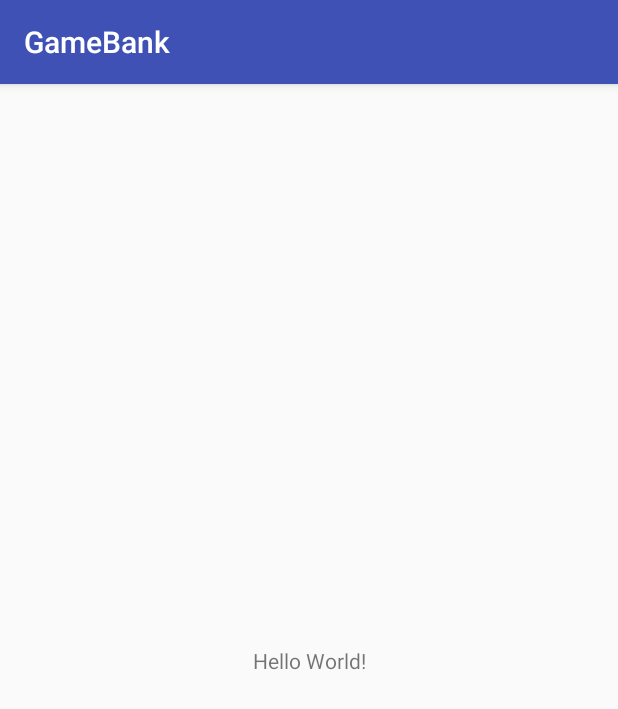
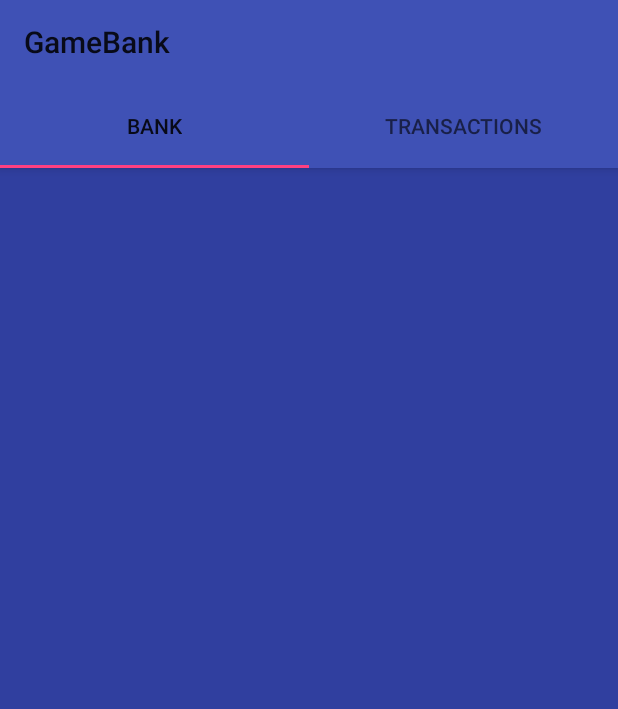
Before and after one commit to Codernauti/GameBank, an Android app: the screen it shows after launch (MainActivity before the commit, DashboardActivity after it), on a phone screen of 412 x 824 dp. Shown: the top 709 px of the screen. Run offline under Robolectric (Android 15) with nearby library versions, the phone set to English and light mode, and no system bars.

Commit message:
add base structure

```diff
--- a/app/build.gradle
+++ b/app/build.gradle
@@ -25,4 +25,6 @@ dependencies {
     testImplementation 'junit:junit:4.12'
     androidTestImplementation 'com.android.support.test:runner:1.0.1'
     androidTestImplementation 'com.android.support.test.espresso:espresso-core:3.0.1'
+
+    compile 'com.android.support:design:26.1.0'
 }
--- a/app/src/main/AndroidManifest.xml
+++ b/app/src/main/AndroidManifest.xml
@@ -9,6 +9,7 @@
         android:roundIcon="@mipmap/ic_launcher_round"
         android:supportsRtl="true"
         android:theme="@style/AppTheme">
+
         <activity android:name=".MainActivity">
             <intent-filter>
                 <action android:name="android.intent.action.MAIN" />
@@ -16,6 +17,13 @@
                 <category android:name="android.intent.category.LAUNCHER" />
             </intent-filter>
         </activity>
+
+        <activity android:name=".DashboardActivity"
+            android:parentActivityName=".MainActivity"
+            android:theme="@style/AppTheme">
+        </activity>
+
+
     </application>
 
 </manifest>
--- /dev/null
+++ b/app/src/main/java/com/codernauti/gamebank/BankFragment.java
@@ -0,0 +1,29 @@
+package com.codernauti.gamebank;
+
+import android.os.Bundle;
+import android.support.v4.app.Fragment;
+import android.view.LayoutInflater;
+import android.view.View;
+import android.view.ViewGroup;
+
+public class BankFragment extends Fragment {
+
+    private static final String TAG = "BankFragment";
+
+    @Override
+    public void onCreate(Bundle savedInstanceState) {
+        super.onCreate(savedInstanceState);
+    }
+
+
+    @Override
+    public View onCreateView(LayoutInflater inflater, ViewGroup container,
+                             Bundle savedInstanceState) {
+
+        final ViewGroup root = (ViewGroup) inflater.inflate(R.layout.bank_fragment, container, false);
+
+        return root;
+    }
+
+
+}
--- /dev/null
+++ b/app/src/main/java/com/codernauti/gamebank/DashboardActivity.java
@@ -0,0 +1,45 @@
+package com.codernauti.gamebank;
+
+import android.content.Context;
+import android.os.Bundle;
+import android.support.design.widget.TabLayout;
+import android.support.v4.view.ViewPager;
+import android.support.v7.app.AppCompatActivity;
+import android.support.v7.widget.Toolbar;
+
+public class DashboardActivity extends AppCompatActivity {
+
+    private static final String TAG = "DashboardActivity";
+
+    private ViewPager mViewPager;
+    private DashboardPagerAdapter mAdapter;
+    private Context mContext;
+    private TabLayout tabLayout;
+
+    @Override
+    protected void onCreate(Bundle savedInstanceState) {
+        super.onCreate(savedInstanceState);
+        setContentView(R.layout.dashboard_activity);
+
+        mContext = getApplicationContext();
+
+        Toolbar myToolbar = (Toolbar) findViewById(R.id.dashboard_toolbar);
+        setSupportActionBar(myToolbar);
+
+        mAdapter = new DashboardPagerAdapter(getSupportFragmentManager(), mContext);
+
+        mViewPager = (ViewPager) findViewById(R.id.dashboard_pager);
+        mViewPager.setAdapter(mAdapter);
+
+        setupTopTabber();
+    }
+
+    private void setupTopTabber() {
+        // Give the TabLayout the ViewPager
+        tabLayout = (TabLayout) findViewById(R.id.sliding_tabs);
+        tabLayout.setupWithViewPager(mViewPager);
+
+        // Show HomePage first
+        mViewPager.setCurrentItem(DashboardPagerAdapter.BANK_TAB);
+    }
+}
--- /dev/null
+++ b/app/src/main/java/com/codernauti/gamebank/DashboardPagerAdapter.java
@@ -0,0 +1,49 @@
+package com.codernauti.gamebank;
+
+import android.content.Context;
+import android.support.v4.app.Fragment;
+import android.support.v4.app.FragmentManager;
+import android.support.v4.app.FragmentPagerAdapter;
+
+public class DashboardPagerAdapter extends FragmentPagerAdapter {
+
+    private final static int NUM_TAB = 2;
+
+    final static int BANK_TAB = 0;
+    final static int TRANS_TAB = 1;
+
+    // For getString From Resource
+    private final Context mContext;
+
+    DashboardPagerAdapter(FragmentManager fm, Context context) {
+        super(fm);
+        mContext = context;
+    }
+
+    @Override
+    public Fragment getItem(int position) {
+        switch (position){
+            case BANK_TAB:
+                return new BankFragment();
+            case TRANS_TAB:
+                return new TransactionsFragment();
+        }
+        return null;
+    }
+
+    @Override
+    public int getCount() {
+        return NUM_TAB;
+    }
+
+    @Override
+    public CharSequence getPageTitle(int position) {
+        switch (position){
+            case BANK_TAB:
+                return mContext.getString(R.string.bank_tab_title);
+            case TRANS_TAB:
+                return mContext.getString(R.string.trans_tab_title);
+        }
+        return null;
+    }
+}
--- a/app/src/main/java/com/codernauti/gamebank/MainActivity.java
+++ b/app/src/main/java/com/codernauti/gamebank/MainActivity.java
@@ -1,7 +1,8 @@
 package com.codernauti.gamebank;
 
+import android.content.Intent;
+import android.os.Bundle;
 import android.support.v7.app.AppCompatActivity;
-import android.os.Bundle;
 
 public class MainActivity extends AppCompatActivity {
 
@@ -10,6 +11,6 @@ public class MainActivity extends AppCompatActivity {
         super.onCreate(savedInstanceState);
         setContentView(R.layout.activity_main);
 
-
+        startActivity(new Intent(this, DashboardActivity.class));
     }
 }
--- /dev/null
+++ b/app/src/main/java/com/codernauti/gamebank/TransactionsFragment.java
@@ -0,0 +1,27 @@
+package com.codernauti.gamebank;
+
+import android.os.Bundle;
+import android.support.v4.app.Fragment;
+import android.view.LayoutInflater;
+import android.view.View;
+import android.view.ViewGroup;
+
+public class TransactionsFragment extends Fragment {
+
+    private static final String TAG = "TransactionsFragment";
+
+    @Override
+    public void onCreate(Bundle savedInstanceState) {
+        super.onCreate(savedInstanceState);
+    }
+
+
+    @Override
+    public View onCreateView(LayoutInflater inflater, ViewGroup container,
+                             Bundle savedInstanceState) {
+
+        final ViewGroup root = (ViewGroup) inflater.inflate(R.layout.trans_fragment, container, false);
+
+        return root;
+    }
+}
--- /dev/null
+++ b/app/src/main/res/layout/bank_fragment.xml
@@ -0,0 +1,11 @@
+<?xml version="1.0" encoding="utf-8"?>
+<FrameLayout android:id="@+id/chat_diary_fragment_layout"
+    xmlns:android="http://schemas.android.com/apk/res/android"
+    android:layout_width="match_parent"
+    android:layout_height="match_parent"
+    android:orientation="vertical"
+    android:background="@color/colorPrimaryDark"
+    >
+
+
+</FrameLayout>
--- /dev/null
+++ b/app/src/main/res/layout/dashboard_activity.xml
@@ -0,0 +1,35 @@
+<LinearLayout xmlns:android="http://schemas.android.com/apk/res/android"
+    xmlns:app="http://schemas.android.com/apk/res-auto"
+    android:layout_width="match_parent"
+    android:layout_height="match_parent"
+    android:orientation="vertical">
+
+    <android.support.design.widget.AppBarLayout
+        android:layout_width="match_parent"
+        android:layout_height="wrap_content"
+        android:elevation="10dp">
+
+        <android.support.v7.widget.Toolbar
+            android:id="@+id/dashboard_toolbar"
+            android:layout_width="match_parent"
+            android:layout_height="?attr/actionBarSize"
+            android:background="@color/colorPrimary">
+
+        </android.support.v7.widget.Toolbar>
+
+        <android.support.design.widget.TabLayout
+            android:id="@+id/sliding_tabs"
+            android:layout_width="match_parent"
+            android:layout_height="?attr/actionBarSize"
+            app:tabMaxWidth="0dp" />
+
+    </android.support.design.widget.AppBarLayout>
+
+    <android.support.v4.view.ViewPager
+        android:id="@+id/dashboard_pager"
+        android:layout_width="match_parent"
+        android:layout_height="0px"
+        android:layout_weight="1"
+        android:background="@android:color/white"/>
+
+</LinearLayout>
--- /dev/null
+++ b/app/src/main/res/layout/trans_fragment.xml
@@ -0,0 +1,11 @@
+<?xml version="1.0" encoding="utf-8"?>
+<FrameLayout android:id="@+id/chat_diary_fragment_layout"
+    xmlns:android="http://schemas.android.com/apk/res/android"
+    android:layout_width="match_parent"
+    android:layout_height="match_parent"
+    android:orientation="vertical"
+    android:background="@color/colorAccent"
+    >
+
+
+</FrameLayout>
--- a/app/src/main/res/values/colors.xml
+++ b/app/src/main/res/values/colors.xml
@@ -3,4 +3,8 @@
     <color name="colorPrimary">#3F51B5</color>
     <color name="colorPrimaryDark">#303F9F</color>
     <color name="colorAccent">#FF4081</color>
+
+    <color name="white">#FFFFFF</color>
+    <color name="black">#000000</color>
+    <color name="grey">#E0E0E0</color>
 </resources>
--- a/app/src/main/res/values/strings.xml
+++ b/app/src/main/res/values/strings.xml
@@ -1,3 +1,8 @@
 <resources>
     <string name="app_name">GameBank</string>
+
+    <string name="bank_tab_title">Bank</string>
+    <string name="trans_tab_title">Transactions</string>
+
+
 </resources>
--- a/app/src/main/res/values/styles.xml
+++ b/app/src/main/res/values/styles.xml
@@ -6,6 +6,7 @@
         <item name="colorPrimary">@color/colorPrimary</item>
         <item name="colorPrimaryDark">@color/colorPrimaryDark</item>
         <item name="colorAccent">@color/colorAccent</item>
+        <item name="windowNoTitle">true</item>
     </style>
 
 </resources>
```
